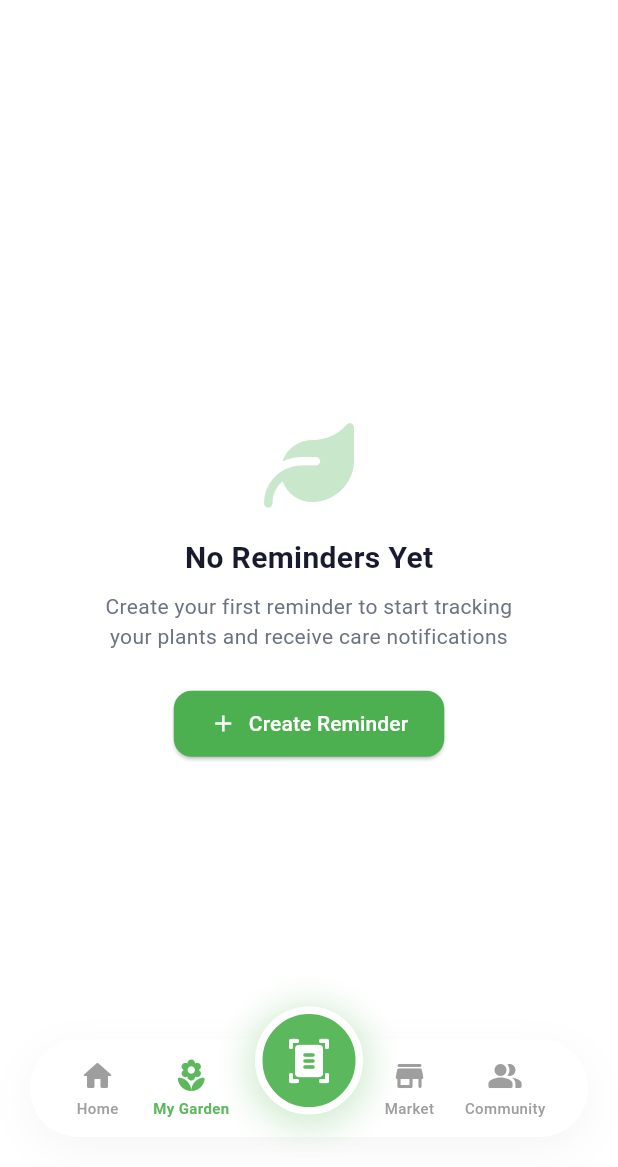
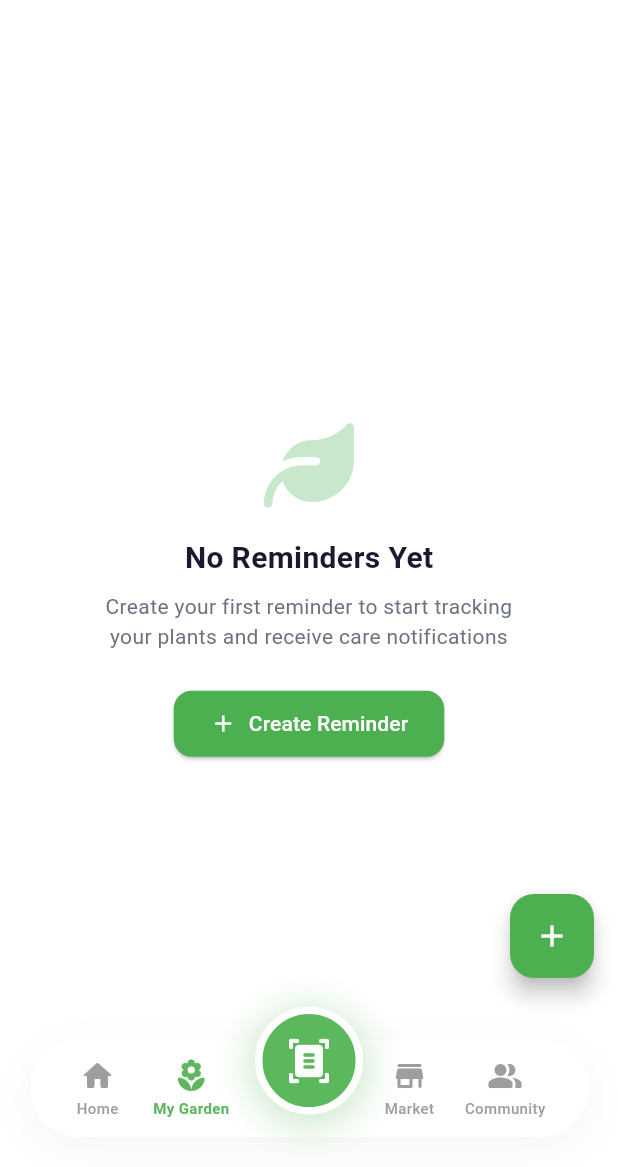
Before and after one commit to Pasindu86/plant_disease_detection_mobile_app, a Flutter app: the screen it shows once a user with an empty profile is signed in, item 2 of the bottom bar chosen, on a phone screen of 412 x 824 dp, the part 69-1236 px from its top. Run offline on Flutter 3.47's test engine with Material 3 defaults, Android fonts, the phone set to English and light mode, and no system bars; our stand-ins replace cloud_firestore, firebase_auth, firebase_core, flutter_dotenv, font_awesome_flutter, google_generative_ai and 3 more; missing offline and left inert: tflite_flutter; accounts and stored records are empty; network calls fail.

Commit message:
fix : garden page ui button

```diff
--- a/lib/pages/garden/garden_page.dart
+++ b/lib/pages/garden/garden_page.dart
@@ -32,6 +32,7 @@ class _GardenPageState extends State<GardenPage> {
         actions: const [HeaderActionButtons(), SizedBox(width: 16)],
       ),
       body: _buildGardenContent(),
+      floatingActionButton: _buildFAB(context),
       bottomNavigationBar: const CustomBottomNavBar(currentIndex: 1),
     );
   }
@@ -76,12 +77,10 @@ class _GardenPageState extends State<GardenPage> {
           return _buildEmptyState(context);
         }
 
-        return Stack(
+        return ListView(
+          padding: const EdgeInsets.all(16),
           children: [
-            ListView(
-              padding: const EdgeInsets.all(16),
-              children: [
-                // Reminders Count Header
+            // Reminders Count Header
                 Container(
                   padding: const EdgeInsets.all(16),
                   decoration: BoxDecoration(
@@ -135,9 +134,6 @@ class _GardenPageState extends State<GardenPage> {
                   return _buildReminderCard(context, reminder);
                 }).toList(),
                 const SizedBox(height: 100), // Space for FAB
-              ],
-            ),
-            Positioned(bottom: 20, right: 16, child: _buildFAB(context)),
           ],
         );
       },
@@ -198,7 +194,7 @@ class _GardenPageState extends State<GardenPage> {
   }
 
   Widget _buildFAB(BuildContext context) {
-    return FloatingActionButton.extended(
+    return FloatingActionButton(
       onPressed: () {
         showDialog(
           context: context,
@@ -210,8 +206,8 @@ class _GardenPageState extends State<GardenPage> {
         );
       },
       backgroundColor: const Color(0xFF4CAF50),
-      icon: const Icon(Icons.add),
-      label: const Text('New Reminder'),
+      foregroundColor: Colors.white,
+      child: const Icon(Icons.add),
     );
   }
 
```
